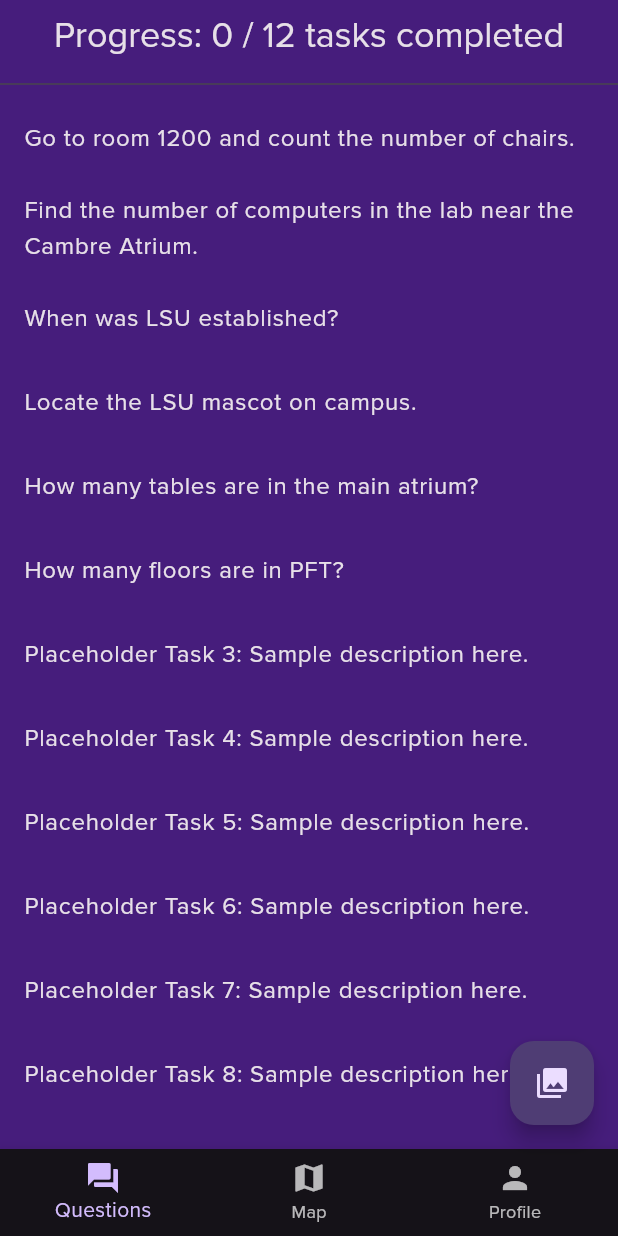
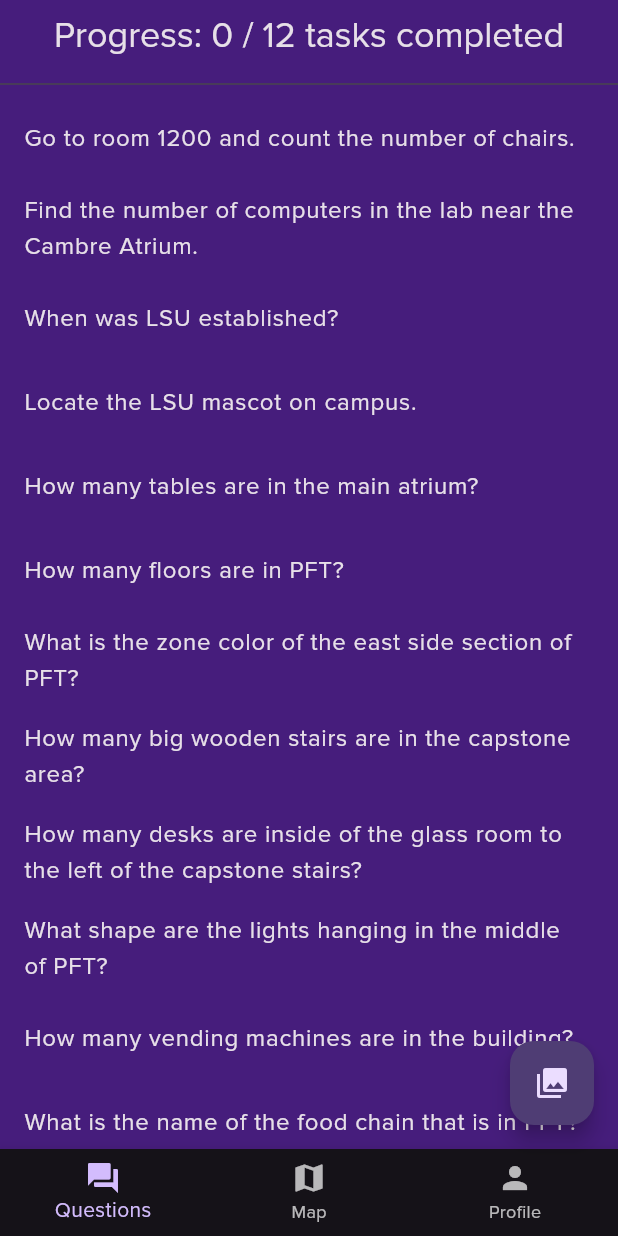
Before and after one commit to Jdav331/lsu_scavenge, a Flutter app: the MyHomePage screen opened directly with empty values, on a phone screen of 412 x 824 dp. Run offline on Flutter 3.47's test engine with Material 3 defaults, Android fonts, the phone set to English and light mode, and no system bars; our stand-ins replace shared_preferences; accounts and stored records are empty.

Commit message:
Finished out the tasks. Added hints and accurate numbers.

```diff
--- a/lib/main.dart
+++ b/lib/main.dart
@@ -74,8 +74,8 @@
   Task(
       id: 5,
       description: 'How many tables are in the main atrium? ',
-      correctAnswer: '7',
-      hint: 'Less than 10!'),
+      correctAnswer: '6',
+      hint: 'Less than 8!'),
   Task(
       id: 6,
       description: 'How many floors are in PFT?',
@@ -83,34 +83,34 @@
       hint: 'Check the directory near the stairs.'),
   Task(
       id: 7,
-      description: 'Placeholder Task 3: Sample description here.',
-      correctAnswer: 'Answer3',
-      hint: 'Sometimes the answer is hidden in plain sight.'),
+      description: 'What is the zone color of the east side section of PFT? ',
+      correctAnswer: 'yellow',
+      hint: 'Look for zone 2300!'),
   Task(
       id: 8,
-      description: 'Placeholder Task 4: Sample description here.',
-      correctAnswer: 'Answer4',
-      hint: 'Look for patterns or familiar hints in the wording.'),
+      description: 'How many big wooden stairs are in the capstone area? ',
+      correctAnswer: '11',
+      hint: 'Middle of the PMAC.'),
   Task(
       id: 9,
-      description: 'Placeholder Task 5: Sample description here.',
-      correctAnswer: 'Answer5',
-      hint: 'Break down the task into smaller parts to see the answer.'),
+      description: 'How many desks are inside of the glass room to the left of the capstone stairs?',
+      correctAnswer: '8',
+      hint: 'Each triangle counts as 1.'),
   Task(
       id: 10,
-      description: 'Placeholder Task 6: Sample description here.',
-      correctAnswer: 'Answer6',
-      hint: 'Take a step back and re-read the question carefully.'),
+      description: 'What shape are the lights hanging in the middle of PFT? ',
+      correctAnswer: 'Cylinder',
+      hint: '3d object.'),
   Task(
       id: 11,
-      description: 'Placeholder Task 7: Sample description here.',
-      correctAnswer: 'Answer7',
-      hint: 'Maybe the answer is simpler than it appears.'),
+      description: 'How many vending machines are in the building? ',
+      correctAnswer: '14',
+      hint: 'You may be missing the hall in the north east corner of the building.'),
   Task(
       id: 12,
-      description: 'Placeholder Task 8: Sample description here.',
-      correctAnswer: 'Answer8',
-      hint: 'Consider any details you might have overlooked.'),
+      description: 'What is the name of the food chain that is in PFT? ',
+      correctAnswer: 'Panera Bread',
+      hint: 'We are using the legal name :) 2 words.'),
 ];
 
 // ========== MAP PAGE ==========
@@ -122,7 +122,7 @@
 }
 
 class _MapPageState extends State<MapPage> {
-  int _selectedFloor = 1;
+  final int _selectedFloor = 1;
 
   final Map<int, String> floorImages = {
     1: 'assets/pft-floor-one.png',
```
